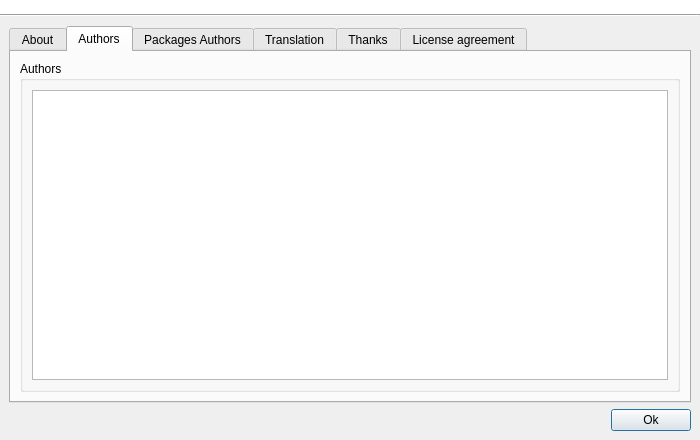
brezerk/q4wine, file src/q4wine-gui/uis/About.ui: the form before one commit.
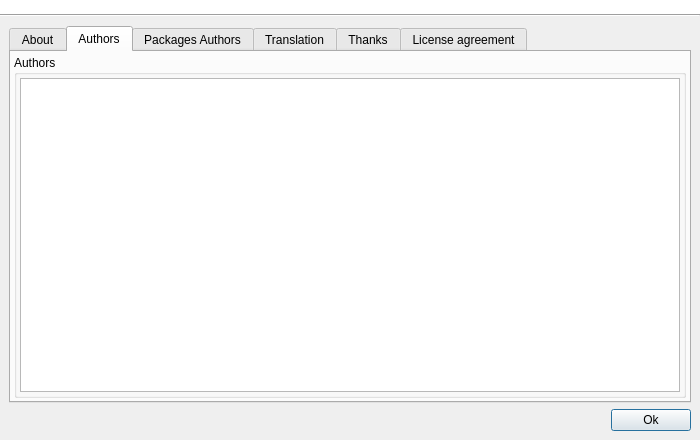
The form after the commit. The open tabs and pages were chosen to show the change. Icons and pictures are not drawn.

```diff
--- a/src/q4wine-gui/uis/About.ui
+++ b/src/q4wine-gui/uis/About.ui
@@ -264,12 +264,18 @@
           <string>Authors</string>
          </attribute>
          <layout class="QGridLayout">
+          <property name="margin">
+           <number>3</number>
+          </property>
           <item row="0" column="0">
            <widget class="QGroupBox" name="groupBox">
             <property name="title">
              <string>Authors</string>
             </property>
             <layout class="QGridLayout">
+             <property name="margin">
+              <number>3</number>
+             </property>
              <item row="0" column="0">
               <widget class="QTextEdit" name="txtAuthors">
                <property name="readOnly">
```
Left out of the diff: 24 changed lines with no effect on the pictures.
